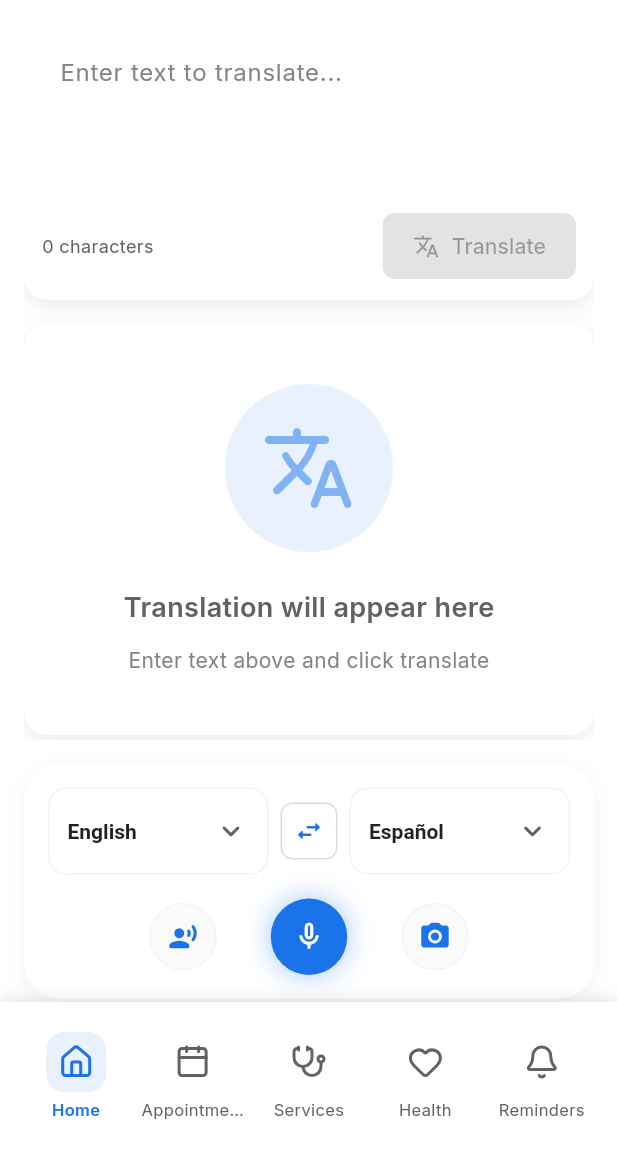
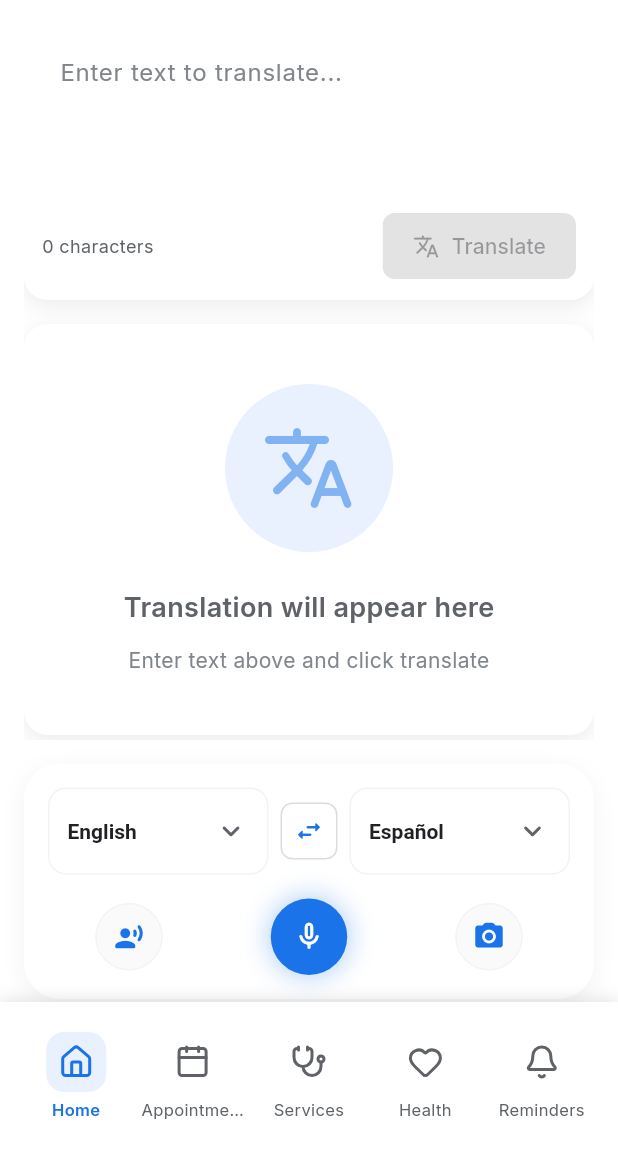
Before and after one commit to Kingmaker-RK/Medicus1, a Flutter app: the TranslationScreen screen opened by its route, on a phone screen of 412 x 824 dp, the part 84-1236 px from its top. Run offline on Flutter 3.47's test engine with Material 3 defaults, Android fonts, the phone set to English and light mode, and no system bars; our stand-ins replace dio, firebase_auth, firebase_core, flutter_tts, go_router, google_fonts and 6 more; missing offline and left inert: deepl_dart; accounts and stored records are empty.

Commit message:
Refactor TranslationScreen with Unified Control Panel and improved UI

```diff
--- a/lib/screens/translation_screen.dart
+++ b/lib/screens/translation_screen.dart
@@ -352,12 +352,12 @@ class _TranslationScreenState extends State<TranslationScreen>
                 ),
               ),
 
-              const SizedBox(width: 36),
+              const SizedBox(width: 72),
 
               // Microphone (Middle)
               _buildFloatingMicButton(translationProvider),
 
-              const SizedBox(width: 36),
+              const SizedBox(width: 72),
 
               // Camera
               Container(
```
